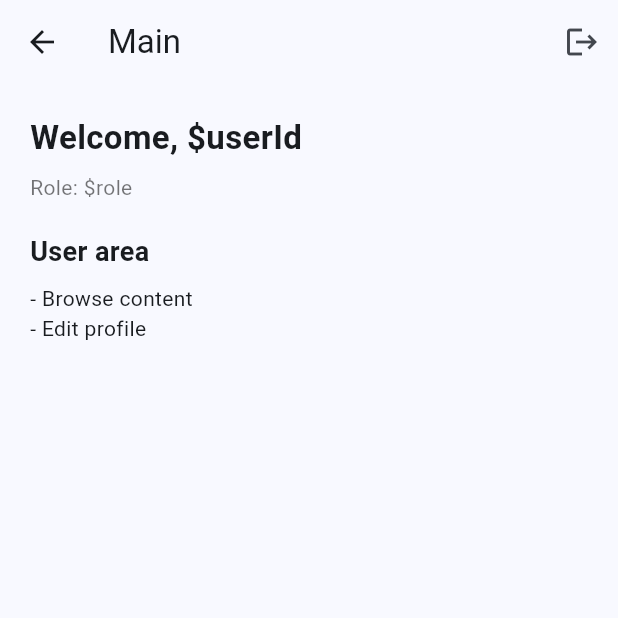
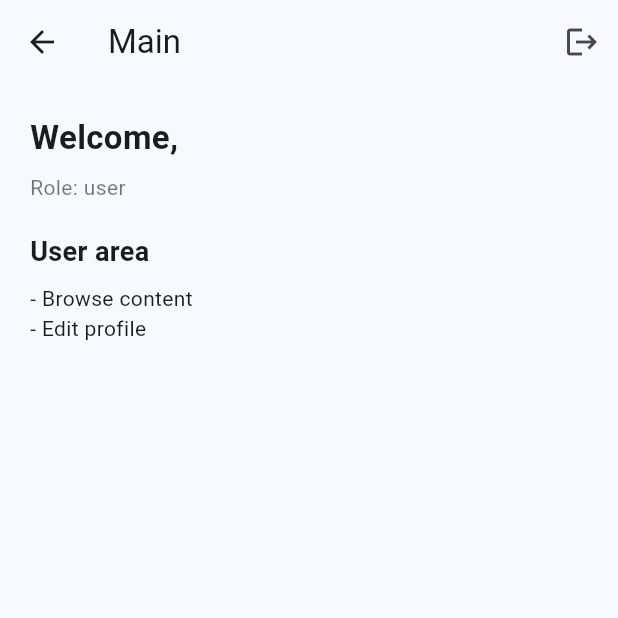
Before and after one commit to Kennedy-Juma/AdnEvaluationProject, a Flutter app: the MainScreen screen opened by its route, on a phone screen of 412 x 824 dp, the top half of it. Run offline on Flutter 3.47's test engine with Material 3 defaults, Android fonts, the phone set to English and light mode, and no system bars; our stand-ins replace flutter_secure_storage; missing offline and left inert: jwt_decode; accounts and stored records are empty.

Commit message:
add role based screen access

```diff
--- a/AdnClient/lib/screens/main_screen.dart
+++ b/AdnClient/lib/screens/main_screen.dart
@@ -55,9 +55,9 @@ class MainScreen extends StatelessWidget {
           child: Column(
             crossAxisAlignment: CrossAxisAlignment.start,
             children: [
-              Text('Welcome, \$userId', style: const TextStyle(fontSize: 22, fontWeight: FontWeight.w600)),
+              Text('Welcome, $userId', style: const TextStyle(fontSize: 22, fontWeight: FontWeight.w600)),
               const SizedBox(height: 8),
-              Text('Role: \$role', style: const TextStyle(color: Colors.black54)),
+              Text('Role: $role', style: const TextStyle(color: Colors.black54)),
               const SizedBox(height: 20),
               if (role.toLowerCase().contains('admin')) _adminContent() else _userContent(),
             ],
--- a/AdnClient/lib/services/auth_service.dart
+++ b/AdnClient/lib/services/auth_service.dart
@@ -20,7 +20,10 @@ class AuthService with ChangeNotifier {
   //save access token/current session in local storage
   Future<void> saveToken(String token) async {
     _token = token;
+    Map<String, dynamic> payload = Jwt.parseJwt(token);
     await _storage.write(key: 'jwt_token', value: token);
+    role = payload['http://schemas.microsoft.com/ws/2008/06/identity/claims/role'];
+    userId = payload['http://schemas.xmlsoap.org/ws/2005/05/identity/claims/name'];
     notifyListeners();
   }
 
```
